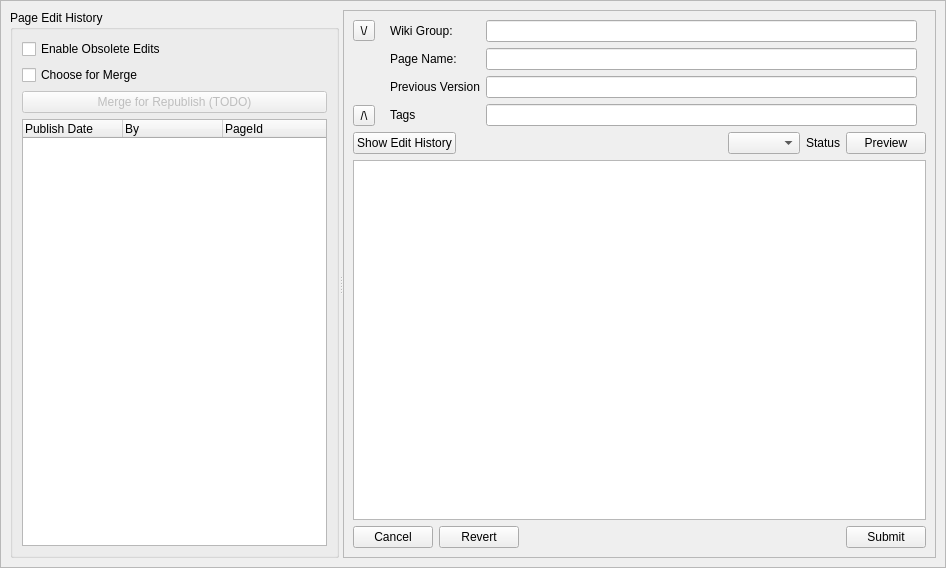
Old version of the form retroshare-gui/src/gui/WikiPoos/WikiEditDialog.ui in the repository RetroShare/RetroShare.
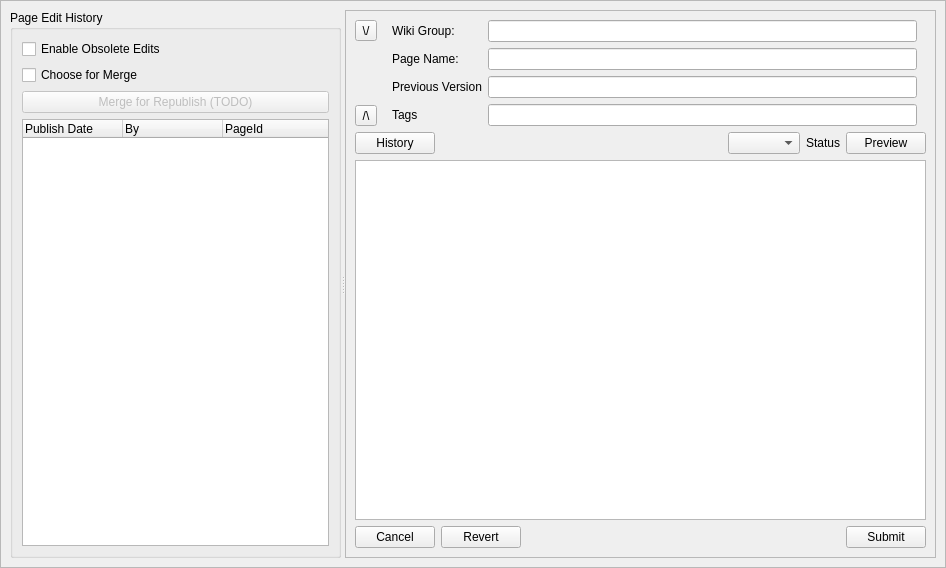
New version of the form. Custom widgets are drawn as their Qt base class.

```diff
--- a/retroshare-gui/src/gui/WikiPoos/WikiEditDialog.ui
+++ b/retroshare-gui/src/gui/WikiPoos/WikiEditDialog.ui
@@ -246,7 +246,7 @@
             <item>
              <widget class="QPushButton" name="pushButton_History">
               <property name="text">
-               <string>Show Edit History</string>
+               <string>History</string>
               </property>
              </widget>
             </item>
```
Left out of the diff: 15 changed lines with no effect on the pictures.
